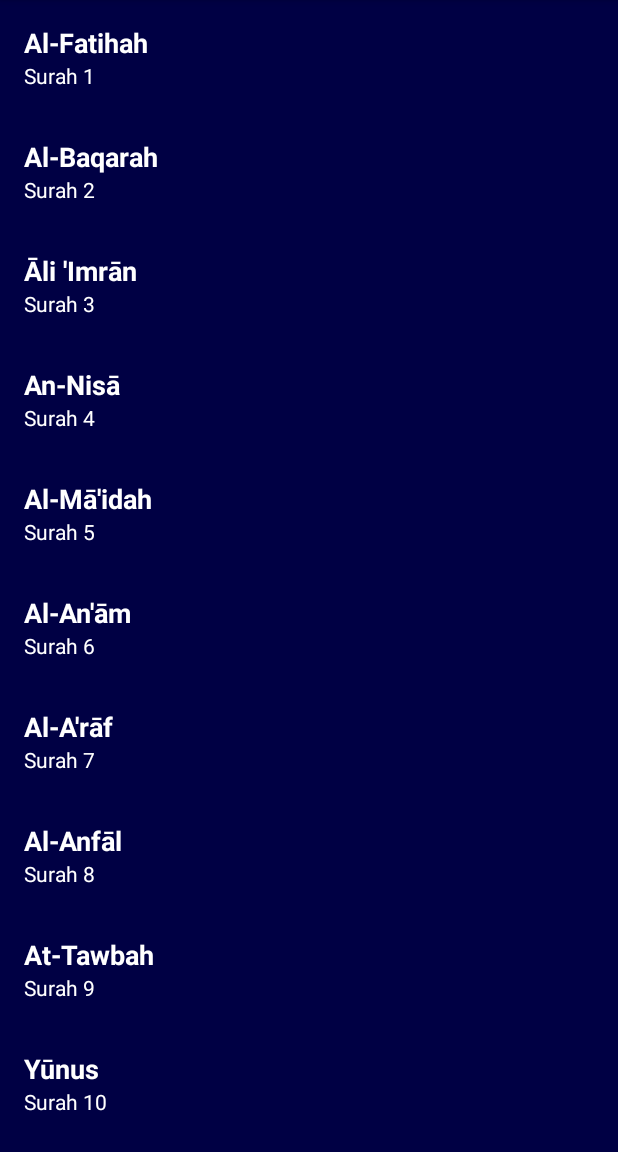
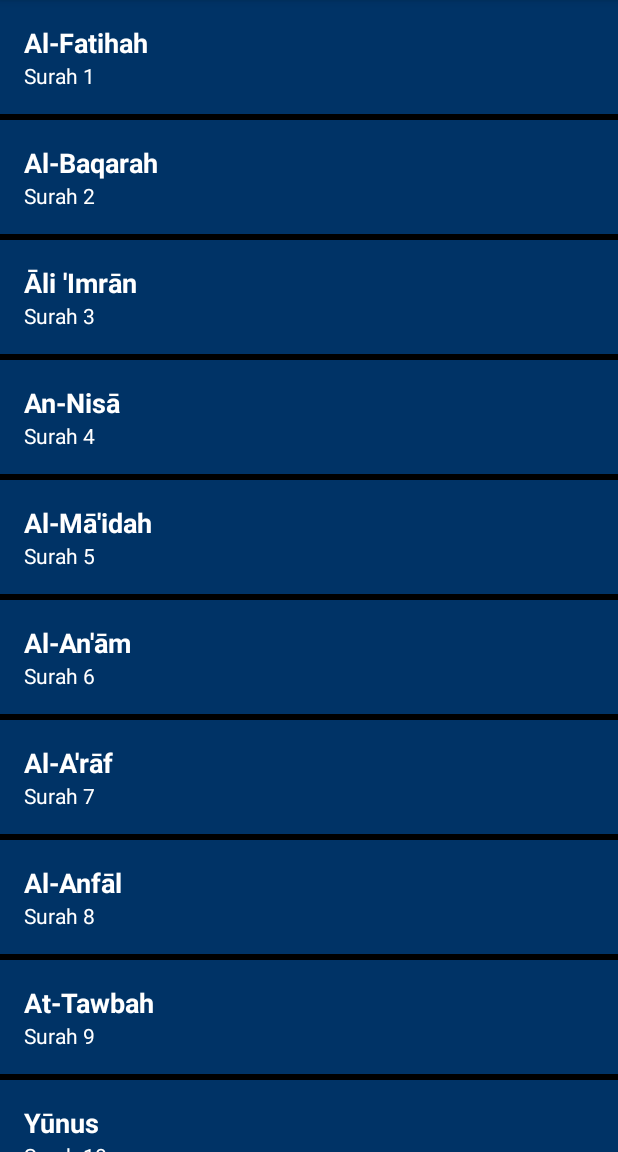
Before and after one commit to blueheron786/quran-habit, an Android app built with Jetpack Compose: the screen it shows after launch (MainActivity), on a phone screen of 412 x 824 dp, the part 84-1236 px from its top. Run offline under Robolectric (Android 15) with nearby library versions, the phone set to English and light mode, and no system bars.

Commit message:
OK, so it looks beautiful now <3

```diff
--- a/app/src/main/res/drawable/ayah_background.xml
+++ b/app/src/main/res/drawable/ayah_background.xml
@@ -1,5 +1,5 @@
 <?xml version="1.0" encoding="utf-8"?>
 <shape xmlns:android="http://schemas.android.com/apk/res/android">
-    <solid android:color="#1E1E1E" />
+    <solid android:color="@color/ayah_background" />
     <corners android:radius="8dp" />
 </shape>
--- a/app/src/main/res/layout/fragment_quran_reader.xml
+++ b/app/src/main/res/layout/fragment_quran_reader.xml
@@ -2,7 +2,7 @@
 <ScrollView xmlns:android="http://schemas.android.com/apk/res/android"
     android:layout_width="match_parent"
     android:layout_height="match_parent"
-    android:background="@color/background_dark"
+    android:background="@color/primary_dark"
     android:padding="8dp">
 
     <LinearLayout
--- a/app/src/main/res/layout/item_ayah.xml
+++ b/app/src/main/res/layout/item_ayah.xml
@@ -34,9 +34,9 @@
         android:layout_height="28dp"
         android:text="Mark"
         android:textSize="12sp"
-        android:textColor="@color/button_text"
+        android:textColor="@color/text_primary"
         android:background="@drawable/rounded_button"
-        android:backgroundTint="@color/button_primary"
+        android:backgroundTint="@color/primary"
         android:paddingHorizontal="12dp"
         android:paddingVertical="0dp"
         android:layout_marginTop="4dp"
--- a/app/src/main/res/layout/item_surah.xml
+++ b/app/src/main/res/layout/item_surah.xml
@@ -3,7 +3,9 @@
     android:layout_width="match_parent"
     android:layout_height="wrap_content"
     android:orientation="vertical"
-    android:background="@color/ayah_background"
+    android:background="@color/primary_dark"
+    android:layout_marginBottom="4dp"
+    android:paddingBottom="12dp"
     android:padding="16dp">
 
     <TextView
--- a/app/src/main/res/values/colors.xml
+++ b/app/src/main/res/values/colors.xml
@@ -2,8 +2,7 @@
 <resources>
     <!-- Primary Theme Colors -->
     <color name="primary">#0066CC</color>
-    <color name="primary_dark">#3700B3</color>
-    <color name="primary_light">#BB86FC</color>
+    <color name="primary_dark">#003366</color>
 
     <!-- Text Colors -->
     <color name="text_primary">#FFFFFF</color>
@@ -12,10 +11,6 @@
     <color name="background_dark">#00001E</color>
     <color name="ayah_background">#000044</color>
 
-    <!-- Button Colors -->
-    <color name="button_primary">#4C50AF</color>
-    <color name="button_text">#FFFFFF</color>
-
     <!-- Ayah Number Circle -->
     <color name="ayah_number_bg">#4C50AF</color>
     <color name="ayah_number_text">#FFFFFF</color>
--- a/app/src/main/res/values/themes.xml
+++ b/app/src/main/res/values/themes.xml
@@ -5,11 +5,6 @@
         <item name="colorPrimary">@color/primary</item>
         <item name="colorPrimaryVariant">@color/primary_dark</item>
         <item name="colorOnPrimary">@color/text_primary</item>
-
-        <!-- Secondary brand color -->
-        <item name="colorSecondary">@color/primary_light</item>
-        <item name="colorSecondaryVariant">@color/primary_light</item>
-        <item name="colorOnSecondary">@color/text_primary</item>
 
         <!-- Background colors -->
         <item name="android:windowBackground">@color/background_dark</item>
@@ -20,8 +15,8 @@
     </style>
 
     <style name="Widget.QuranHabit.Button" parent="Widget.MaterialComponents.Button">
-        <item name="backgroundTint">@color/button_primary</item>
-        <item name="android:textColor">@color/button_text</item>
+        <item name="backgroundTint">@color/primary</item>
+        <item name="android:textColor">@color/text_primary</item>
         <item name="cornerRadius">16dp</item>
     </style>
 </resources>
```
